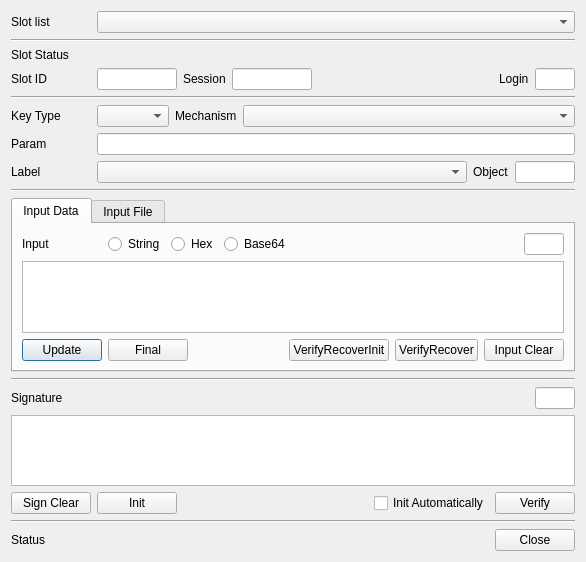
Above: CryptokiMan/verify_dlg.ui from jykim74/CryptokiMan before the change. Below: the same form after it.
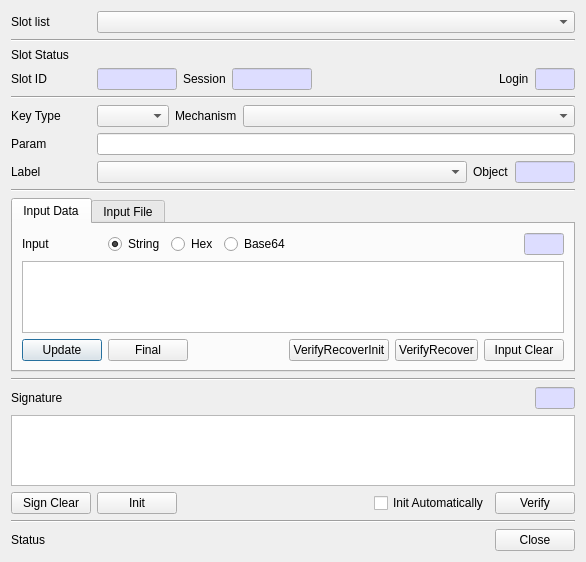
That is the form after the change.

```diff
--- a/CryptokiMan/verify_dlg.ui
+++ b/CryptokiMan/verify_dlg.ui
@@ -84,6 +84,46 @@
          <height>16777215</height>
         </size>
        </property>
+       <property name="palette">
+        <palette>
+         <active>
+          <colorrole role="Base">
+           <brush brushstyle="SolidPattern">
+            <color alpha="255">
+             <red>221</red>
+             <green>221</green>
+             <blue>255</blue>
+            </color>
+           </brush>
+          </colorrole>
+         </active>
+         <inactive>
+          <colorrole role="Base">
+           <brush brushstyle="SolidPattern">
+            <color alpha="255">
+             <red>221</red>
+             <green>221</green>
+             <blue>255</blue>
+            </color>
+           </brush>
+          </colorrole>
+         </inactive>
+         <disabled>
+          <colorrole role="Base">
+           <brush brushstyle="SolidPattern">
+            <color alpha="255">
+             <red>240</red>
+             <green>240</green>
+             <blue>240</blue>
+            </color>
+           </brush>
+          </colorrole>
+         </disabled>
+        </palette>
+       </property>
+       <property name="readOnly">
+        <bool>true</bool>
+       </property>
       </widget>
      </item>
      <item>
@@ -101,6 +141,46 @@
          <height>16777215</height>
         </size>
        </property>
+       <property name="palette">
+        <palette>
+         <active>
+          <colorrole role="Base">
+           <brush brushstyle="SolidPattern">
+            <color alpha="255">
+             <red>221</red>
+             <green>221</green>
+             <blue>255</blue>
+            </color>
+           </brush>
+          </colorrole>
+         </active>
+         <inactive>
+          <colorrole role="Base">
+           <brush brushstyle="SolidPattern">
+            <color alpha="255">
+             <red>221</red>
+             <green>221</green>
+             <blue>255</blue>
+            </color>
+           </brush>
+          </colorrole>
+         </inactive>
+         <disabled>
+          <colorrole role="Base">
+           <brush brushstyle="SolidPattern">
+            <color alpha="255">
+             <red>240</red>
+             <green>240</green>
+             <blue>240</blue>
+            </color>
+           </brush>
+          </colorrole>
+         </disabled>
+        </palette>
+       </property>
+       <property name="readOnly">
+        <bool>true</bool>
+       </property>
       </widget>
      </item>
      <item>
@@ -131,6 +211,46 @@
          <height>16777215</height>
         </size>
        </property>
+       <property name="palette">
+        <palette>
+         <active>
+          <colorrole role="Base">
+           <brush brushstyle="SolidPattern">
+            <color alpha="255">
+             <red>221</red>
+             <green>221</green>
+             <blue>255</blue>
+            </color>
+           </brush>
+          </colorrole>
+         </active>
+         <inactive>
+          <colorrole role="Base">
+           <brush brushstyle="SolidPattern">
+            <color alpha="255">
+             <red>221</red>
+             <green>221</green>
+             <blue>255</blue>
+            </color>
+           </brush>
+          </colorrole>
+         </inactive>
+         <disabled>
+          <colorrole role="Base">
+           <brush brushstyle="SolidPattern">
+            <color alpha="255">
+             <red>240</red>
+             <green>240</green>
+             <blue>240</blue>
+            </color>
+           </brush>
+          </colorrole>
+         </disabled>
+        </palette>
+       </property>
+       <property name="readOnly">
+        <bool>true</bool>
+       </property>
       </widget>
      </item>
     </layout>
@@ -267,6 +387,46 @@
          <height>16777215</height>
         </size>
        </property>
+       <property name="palette">
+        <palette>
+         <active>
+          <colorrole role="Base">
+           <brush brushstyle="SolidPattern">
+            <color alpha="255">
+             <red>221</red>
+             <green>221</green>
+             <blue>255</blue>
+            </color>
+           </brush>
+          </colorrole>
+         </active>
+         <inactive>
+          <colorrole role="Base">
+           <brush brushstyle="SolidPattern">
+            <color alpha="255">
+             <red>221</red>
+             <green>221</green>
+             <blue>255</blue>
+            </color>
+           </brush>
+          </colorrole>
+         </inactive>
+         <disabled>
+          <colorrole role="Base">
+           <brush brushstyle="SolidPattern">
+            <color alpha="255">
+             <red>240</red>
+             <green>240</green>
+             <blue>240</blue>
+            </color>
+           </brush>
+          </colorrole>
+         </disabled>
+        </palette>
+       </property>
+       <property name="readOnly">
+        <bool>true</bool>
+       </property>
       </widget>
      </item>
     </layout>
@@ -298,6 +458,9 @@
            <property name="text">
             <string>String</string>
            </property>
+           <property name="checked">
+            <bool>true</bool>
+           </property>
           </widget>
          </item>
          <item row="0" column="0">
@@ -321,6 +484,43 @@
              <height>16777215</height>
             </size>
            </property>
+           <property name="palette">
+            <palette>
+             <active>
+              <colorrole role="Base">
+               <brush brushstyle="SolidPattern">
+                <color alpha="255">
+                 <red>221</red>
+                 <green>221</green>
+                 <blue>255</blue>
+                </color>
+               </brush>
+              </colorrole>
+             </active>
+             <inactive>
+              <colorrole role="Base">
+               <brush brushstyle="SolidPattern">
+                <color alpha="255">
+                 <red>221</red>
+                 <green>221</green>
+                 <blue>255</blue>
+                </color>
+               </brush>
+              </colorrole>
+             </inactive>
+             <disabled>
+              <colorrole role="Base">
+               <brush brushstyle="SolidPattern">
+                <color alpha="255">
+                 <red>240</red>
+                 <green>240</green>
+                 <blue>240</blue>
+                </color>
+               </brush>
+              </colorrole>
+             </disabled>
+            </palette>
+           </property>
            <property name="readOnly">
             <bool>true</bool>
            </property>
@@ -830,6 +1030,43 @@
          <height>16777215</height>
         </size>
        </property>
+       <property name="palette">
+        <palette>
+         <active>
+          <colorrole role="Base">
+           <brush brushstyle="SolidPattern">
+            <color alpha="255">
+             <red>221</red>
+             <green>221</green>
+             <blue>255</blue>
+            </color>
+           </brush>
+          </colorrole>
+         </active>
+         <inactive>
+          <colorrole role="Base">
+           <brush brushstyle="SolidPattern">
+            <color alpha="255">
+             <red>221</red>
+             <green>221</green>
+             <blue>255</blue>
+            </color>
+           </brush>
+          </colorrole>
+         </inactive>
+         <disabled>
+          <colorrole role="Base">
+           <brush brushstyle="SolidPattern">
+            <color alpha="255">
+             <red>240</red>
+             <green>240</green>
+             <blue>240</blue>
+            </color>
+           </brush>
+          </colorrole>
+         </disabled>
+        </palette>
+       </property>
        <property name="readOnly">
         <bool>true</bool>
        </property>
```
